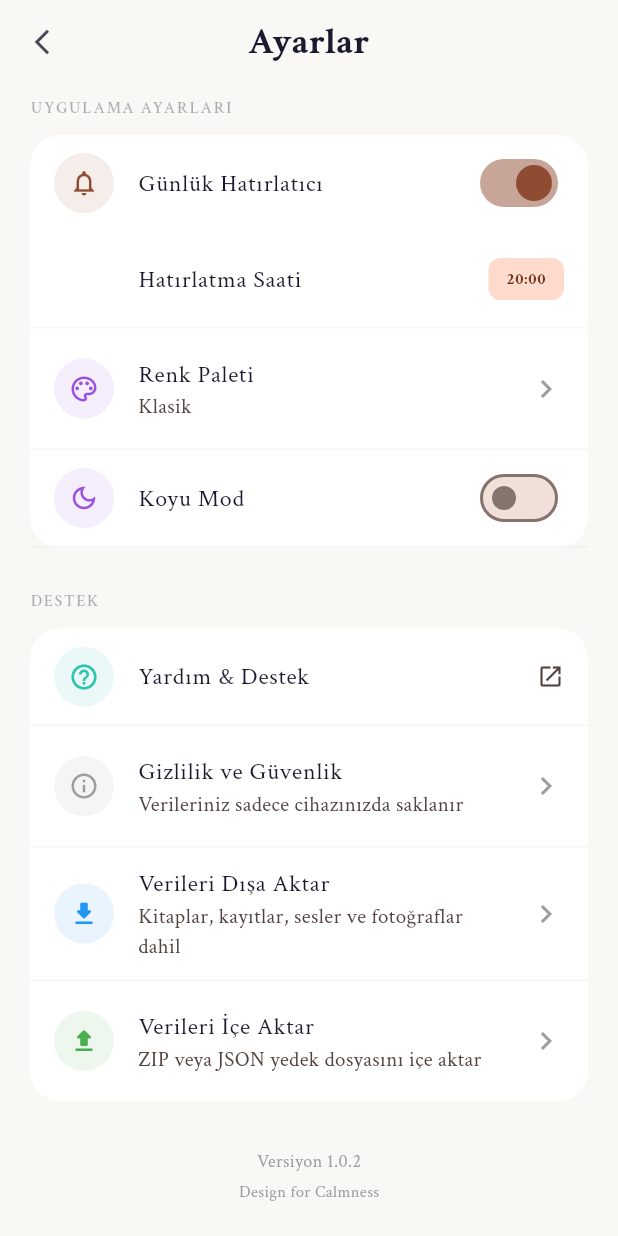
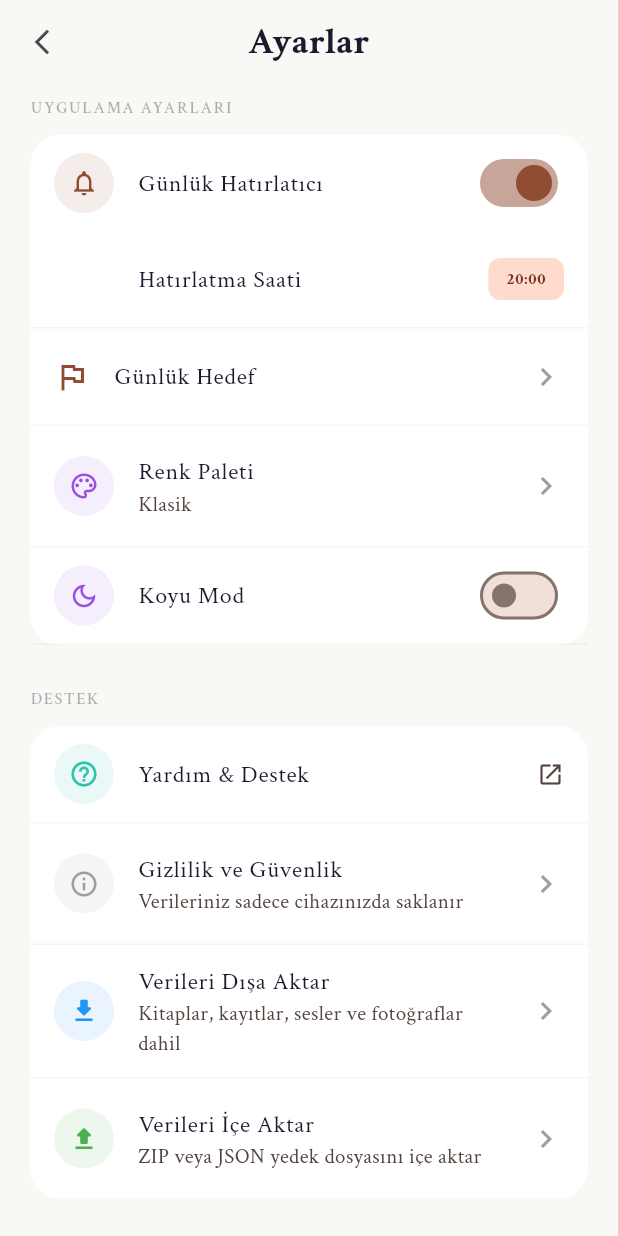
Before and after one commit to yusufKemalPinarci/readlog, a Flutter app: the ProfileScreen screen opened by its route, after a tap on the "settings" icon, on a phone screen of 412 x 824 dp. Run offline on Flutter 3.47's test engine with Material 3 defaults, Android fonts, the phone set to English and light mode, and no system bars; our stand-ins replace confetti, connectivity_plus, file_picker, flutter_local_notifications, flutter_riverpod, flutter_timezone and 9 more; missing offline and left inert: mobile_scanner, record; accounts and stored records are empty.

Commit message:
fix: T1.11 wire up daily goal (crash fix, navigation, consumption)
The daily-goal screen was unreachable and crashed on a fresh profile: the repo
default was 0 while the Slider requires value >= 5, tripping an assertion. It
also used a fragile `_selectedMinutes == 45` build-time hack to seed the value.

- Repo default -> 45 (matches UserProfile).
- One-shot init from the loaded profile, clamped to [5,180]; slider input clamped.
- Add entry points: a tappable "Günlük Hedef" progress card on the profile screen
  and a row in settings, both pushing /daily-goal.
- Consume the goal: the profile card shows today's minutes / goal with a progress
  bar, guarding division by zero.

Adds test/widgets/daily_goal_screen_test.dart.

```diff
--- a/readlog-main/lib/features/profile/data/profile_repository.dart
+++ b/readlog-main/lib/features/profile/data/profile_repository.dart
@@ -15,7 +15,7 @@ class LocalProfileRepository implements ProfileRepository {
     id: 'u1',
     name: '',
     username: '',
-    dailyGoalMinutes: 0,
+    dailyGoalMinutes: 45, // T1.11: match UserProfile's default; 0 crashed the goal slider
   );
 
   @override
--- a/readlog-main/lib/features/profile/presentation/profile_screen.dart
+++ b/readlog-main/lib/features/profile/presentation/profile_screen.dart
@@ -232,6 +232,77 @@ class _ProfileScreenState extends ConsumerState<ProfileScreen> {
                              ],
                           ),
                         );
+                     },
+                   ),
+
+                   const SizedBox(height: 16),
+
+                   // T1.11: daily goal progress + entry point to the goal screen.
+                   Builder(
+                     builder: (context) {
+                       final now = DateTime.now();
+                       final todayStart = DateTime(now.year, now.month, now.day);
+                       final todayEnd = todayStart.add(const Duration(days: 1));
+                       final todaySeconds = logs
+                           .where((l) => !l.date.isBefore(todayStart) && l.date.isBefore(todayEnd))
+                           .fold<int>(0, (s, l) => s + l.effectiveDurationSeconds);
+                       final todayMinutes = todaySeconds ~/ 60;
+                       final goal = profileAsync.valueOrNull?.dailyGoalMinutes ?? 45;
+                       final progress = goal > 0 ? (todayMinutes / goal).clamp(0.0, 1.0) : 0.0;
+
+                       return Material(
+                         color: Colors.transparent,
+                         child: InkWell(
+                           onTap: () => context.push(Routes.dailyGoal),
+                           borderRadius: BorderRadius.circular(20),
+                           child: Container(
+                             padding: const EdgeInsets.all(16),
+                             decoration: BoxDecoration(
+                               color: Theme.of(context).cardColor,
+                               borderRadius: BorderRadius.circular(20),
+                               border: Border.all(
+                                 color: Theme.of(context).dividerColor.withValues(alpha: 0.5),
+                                 width: 1,
+                               ),
+                             ),
+                             child: Column(
+                               crossAxisAlignment: CrossAxisAlignment.start,
+                               children: [
+                                 Row(
+                                   children: [
+                                     Icon(Icons.flag_rounded, size: 20, color: Theme.of(context).colorScheme.primary),
+                                     const SizedBox(width: 8),
+                                     Text(
+                                       'Günlük Hedef',
+                                       style: Theme.of(context).textTheme.titleSmall?.copyWith(fontWeight: FontWeight.w700),
+                                     ),
+                                     const Spacer(),
+                                     Text(
+                                       '$todayMinutes / $goal dk',
+                                       style: Theme.of(context).textTheme.bodyMedium?.copyWith(
+                                         fontWeight: FontWeight.w700,
+                                         color: Theme.of(context).colorScheme.primary,
+                                       ),
+                                     ),
+                                     const SizedBox(width: 4),
+                                     Icon(Icons.chevron_right_rounded,
+                                         size: 20, color: Theme.of(context).colorScheme.onSurface.withValues(alpha: 0.4)),
+                                   ],
+                                 ),
+                                 const SizedBox(height: 12),
+                                 ClipRRect(
+                                   borderRadius: BorderRadius.circular(8),
+                                   child: LinearProgressIndicator(
+                                     value: progress,
+                                     minHeight: 8,
+                                     backgroundColor: Theme.of(context).colorScheme.primary.withValues(alpha: 0.12),
+                                   ),
+                                 ),
+                               ],
+                             ),
+                           ),
+                         ),
+                       );
                      },
                    ),
 
--- a/readlog-main/lib/features/settings/presentation/settings_screen.dart
+++ b/readlog-main/lib/features/settings/presentation/settings_screen.dart
@@ -3,6 +3,7 @@ import 'package:flutter/material.dart';
 import 'package:flutter_riverpod/flutter_riverpod.dart';
 import 'package:go_router/go_router.dart';
 
+import '../../../app/router/app_router.dart';
 import '../../../app/theme/theme_manager.dart';
 import '../../../app/theme/theme_color_palette.dart';
 import '../../../shared/widgets/book_scaffold.dart';
@@ -105,6 +106,14 @@ class SettingsScreen extends ConsumerWidget {
                       );
                     },
                   ),
+                  // T1.11: entry to the daily goal screen
+                  ListTile(
+                    leading: Icon(Icons.flag_outlined, color: Theme.of(context).colorScheme.primary),
+                    title: const Text('Günlük Hedef'),
+                    trailing: const Icon(Icons.chevron_right, color: Colors.grey),
+                    onTap: () => context.push(Routes.dailyGoal),
+                  ),
+                  const Divider(height: 1),
                   // Renk Paleti Seçimi
                   Consumer(
                     builder: (context, ref, child) {
```
Also changed, not shown: readlog-main/lib/features/profile/presentation/daily_goal_screen.dart (+13 -15 lines), 1 other file.
